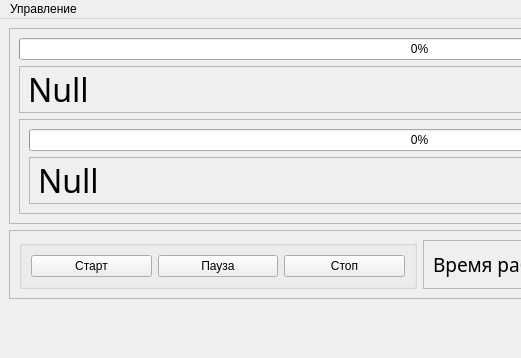
graal101/PomodoroTimer, file ui/main_window.ui: the form before one commit; both pictures show x 0 to 521 and y 0 to 358 of the 839 by 358 pixel window.
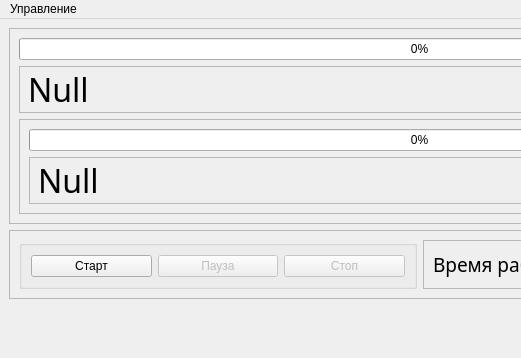
The form after the commit. Icons and pictures are not drawn.

Commit message: disabled the buttons stop&pause

The edit to the form file:
```diff
--- a/ui/main_window.ui
+++ b/ui/main_window.ui
@@ -137,6 +137,9 @@
           </item>
           <item>
            <widget class="QPushButton" name="btn_pause">
+            <property name="enabled">
+             <bool>false</bool>
+            </property>
             <property name="cursor">
              <cursorShape>PointingHandCursor</cursorShape>
             </property>
@@ -147,6 +150,9 @@
           </item>
           <item>
            <widget class="QPushButton" name="btn_stop">
+            <property name="enabled">
+             <bool>false</bool>
+            </property>
             <property name="cursor">
              <cursorShape>PointingHandCursor</cursorShape>
             </property>
```
